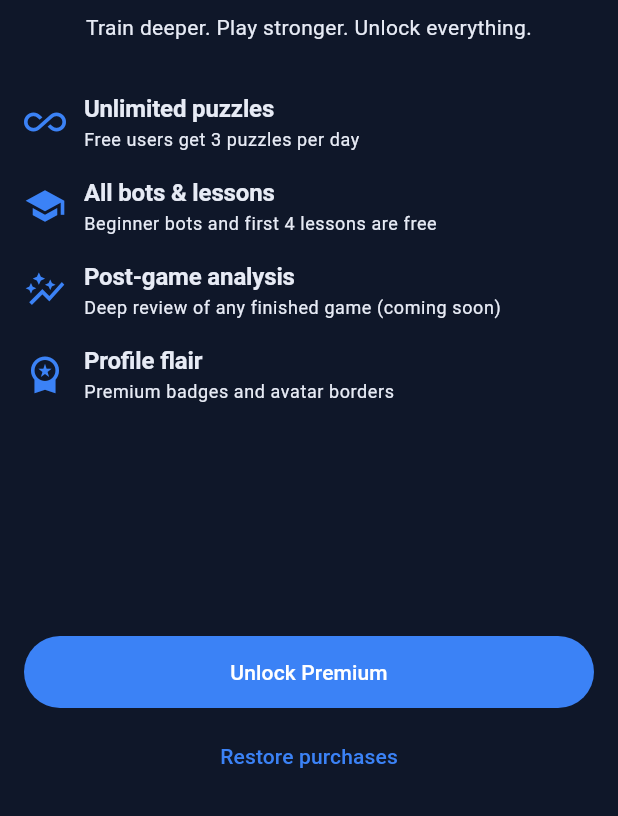
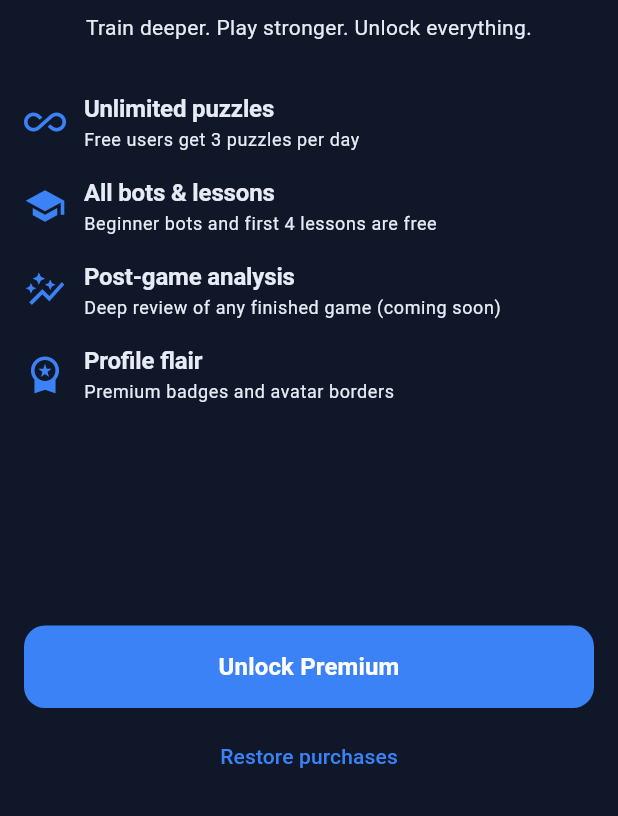
Before and after one commit to B0B30001/GOKO_APP, a Flutter app: the PaywallScreen screen opened directly, on a phone screen of 412 x 824 dp, the part 420-1236 px from its top. Run offline on Flutter 3.47's test engine with Material 3 defaults, Android fonts, the phone set to English and light mode, and no system bars; our stand-ins replace audioplayers, flutter_secure_storage, shared_preferences, socket_io_client; missing offline and left inert: purchases_flutter; accounts and stored records are empty.

Commit message:
feat: wire RevenueCat IAP, paywall loading state, skeleton loading, crash guards
- Add IapService (RevenueCat wrapper) with isConfigured guard so dev/test
  falls through to local stub without a real Play Store key
- Wire purchasePremium() + restorePurchases() into PaywallScreen with
  spinner loading states; remove old unlockPremium() stub call
- IapService.init() called in main() before runApp()
- LearnScreen: convert to StatefulWidget, store Future in didChangeDependencies
  to prevent FutureBuilder recreation on every subscription notify; add
  _LearnScreenSkeleton shimmer animation on load
- content_service: wrap loadPuzzles/loadTutorials in try/catch to prevent
  JSON parse crashes from killing the app
- online_game_screen: guard _checkLowTimeAlerts with mounted check
- bots_screen: Duolingo-style gradient + initial-letter fallback in _Avatar
- test: update unlockPremium → purchasePremium; all 79 tests pass

Co-Authored-By: Claude Sonnet 4.6 <noreply@anthropic.com>

```diff
--- a/lib/main.dart
+++ b/lib/main.dart
@@ -19,6 +19,7 @@ import 'package:zaibal/services/user_service.dart';
 import 'package:zaibal/services/subscription_service.dart';
 import 'package:zaibal/services/match_history_service.dart';
 import 'package:zaibal/services/progress_service.dart';
+import 'package:zaibal/services/iap_service.dart';
 
 Future<void> main() async {
   WidgetsFlutterBinding.ensureInitialized();
@@ -26,6 +27,10 @@ Future<void> main() async {
   // Load persisted settings before runApp so the first frame uses the user's
   // saved theme, board variant, etc.
   await AppSettings.load();
+
+  // Initialize RevenueCat for Android IAP. No-op if API key is still the
+  // placeholder or when running on web.
+  await IapService.init();
 
   // Trim logs in release or when verboseLogs is false
   if (kReleaseMode || !AppSettings.verboseLogs) {
--- a/lib/screens/online/online_game_screen.dart
+++ b/lib/screens/online/online_game_screen.dart
@@ -1351,6 +1351,7 @@ class _OnlineGameScreenState extends State<OnlineGameScreen> {
   }
 
   void _checkLowTimeAlerts() {
+    if (!mounted) return;
     // Only alert for my turn during play phase
     if (_phase != 'play' || !_isMyTurn || _myColor == null) {
       return;
--- a/lib/screens/paywall_screen.dart
+++ b/lib/screens/paywall_screen.dart
@@ -14,17 +14,65 @@ enum PaywallReason {
   premiumLessons,
 }
 
-/// Stub paywall. Real billing (Apple/Google IAP) will replace
-/// [SubscriptionService.unlockPremium] later.
-class PaywallScreen extends StatelessWidget {
+class PaywallScreen extends StatefulWidget {
   final PaywallReason reason;
 
   const PaywallScreen({super.key, this.reason = PaywallReason.generic});
 
   @override
+  State<PaywallScreen> createState() => _PaywallScreenState();
+}
+
+class _PaywallScreenState extends State<PaywallScreen> {
+  bool _purchasing = false;
+  bool _restoring = false;
+
+  Future<void> _purchase() async {
+    setState(() => _purchasing = true);
+    try {
+      await context.read<SubscriptionService>().purchasePremium();
+      if (mounted && context.read<SubscriptionService>().isPremium) {
+        ScaffoldMessenger.of(context).showSnackBar(
+          SnackBar(content: Text(AppLocalizations.of(context).youArePremium)),
+        );
+        Navigator.pop(context);
+      }
+    } catch (e) {
+      if (mounted) {
+        ScaffoldMessenger.of(context).showSnackBar(
+          SnackBar(content: Text(e.toString())),
+        );
+      }
+    } finally {
+      if (mounted) setState(() => _purchasing = false);
+    }
+  }
+
+  Future<void> _restore() async {
+    setState(() => _restoring = true);
+    try {
+      final restored =
+          await context.read<SubscriptionService>().restorePurchases();
+      if (!mounted) return;
+      final l = AppLocalizations.of(context);
+      ScaffoldMessenger.of(context).showSnackBar(
+        SnackBar(
+          content: Text(restored ? l.youArePremium : l.restorePurchases),
+        ),
+      );
+      if (restored) Navigator.pop(context);
+    } catch (_) {
+    } finally {
+      if (mounted) setState(() => _restoring = false);
+    }
+  }
+
+  @override
   Widget build(BuildContext context) {
     final l = AppLocalizations.of(context);
     final subscription = context.watch<SubscriptionService>();
+    final cs = Theme.of(context).colorScheme;
+
     return Scaffold(
       appBar: AppBar(title: Text(l.premium)),
       body: SafeArea(
@@ -33,7 +81,8 @@ class PaywallScreen extends StatelessWidget {
           child: Column(
             crossAxisAlignment: CrossAxisAlignment.stretch,
             children: [
-              if (reason != PaywallReason.generic) _buildReasonBanner(context),
+              if (widget.reason != PaywallReason.generic)
+                _buildReasonBanner(context, l),
               const Icon(
                 Icons.workspace_premium,
                 size: 80,
@@ -81,28 +130,42 @@ class PaywallScreen extends StatelessWidget {
                 )
               else
                 FilledButton(
-                  onPressed: () async {
-                    await subscription.unlockPremium();
-                    if (context.mounted) {
-                      ScaffoldMessenger.of(context).showSnackBar(
-                        SnackBar(content: Text(l.youArePremium)),
-                      );
-                      Navigator.pop(context);
-                    }
-                  },
-                  child: Padding(
-                    padding: const EdgeInsets.symmetric(vertical: 14),
-                    child: Text(l.unlockPremium),
+                  onPressed: _purchasing ? null : _purchase,
+                  style: FilledButton.styleFrom(
+                    backgroundColor: cs.primary,
+                    foregroundColor: cs.onPrimary,
+                    padding: const EdgeInsets.symmetric(vertical: 16),
+                    shape: RoundedRectangleBorder(
+                      borderRadius: BorderRadius.circular(14),
+                    ),
                   ),
+                  child: _purchasing
+                      ? const SizedBox(
+                          height: 22,
+                          width: 22,
+                          child: CircularProgressIndicator(
+                            strokeWidth: 2.5,
+                            color: Colors.white,
+                          ),
+                        )
+                      : Text(
+                          l.unlockPremium,
+                          style: const TextStyle(
+                            fontSize: 16,
+                            fontWeight: FontWeight.w700,
+                          ),
+                        ),
                 ),
               const SizedBox(height: 8),
               TextButton(
-                onPressed: () {
-                  ScaffoldMessenger.of(context).showSnackBar(
-                    SnackBar(content: Text(l.restorePurchases)),
-                  );
-                },
-                child: Text(l.restorePurchases),
+                onPressed: (_restoring || _purchasing) ? null : _restore,
+                child: _restoring
+                    ? const SizedBox(
+                        height: 18,
+                        width: 18,
+                        child: CircularProgressIndicator(strokeWidth: 2),
+                      )
+                    : Text(l.restorePurchases),
               ),
             ],
           ),
@@ -111,9 +174,8 @@ class PaywallScreen extends StatelessWidget {
     );
   }
 
-  Widget _buildReasonBanner(BuildContext context) {
-    final l = AppLocalizations.of(context);
-    final String text = switch (reason) {
+  Widget _buildReasonBanner(BuildContext context, AppLocalizations l) {
+    final String text = switch (widget.reason) {
       PaywallReason.puzzleDailyQuota => l.puzzleDailyQuotaReached,
       PaywallReason.gameReviewDailyQuota =>
         '${l.postGameAnalysis} — ${l.postGameAnalysisDesc}',
--- a/pubspec.yaml
+++ b/pubspec.yaml
@@ -59,6 +59,10 @@ dependencies:
   # Audio playback for sound effects (stone placement, captures, puzzle feedback).
   audioplayers: ^6.1.0
 
+  # RevenueCat — cross-platform in-app purchase management (Android Play Billing,
+  # iOS StoreKit). Replace the API key constant before shipping.
+  purchases_flutter: ^8.9.3
+
   # The following adds the Cupertino Icons font to your application.
   # Use with the CupertinoIcons class for iOS style icons.
   cupertino_icons: ^1.0.8
```
Also changed, not shown: lib/screens/bots_screen.dart (+28 -8 lines), lib/screens/learn_screen.dart (+96 -7 lines), lib/services/content_service.dart (+16 -3 lines), lib/services/iap_service.dart (added, +93 -0 lines), lib/services/subscription_service.dart (+47 -2 lines), pubspec.lock, 2 other files.
